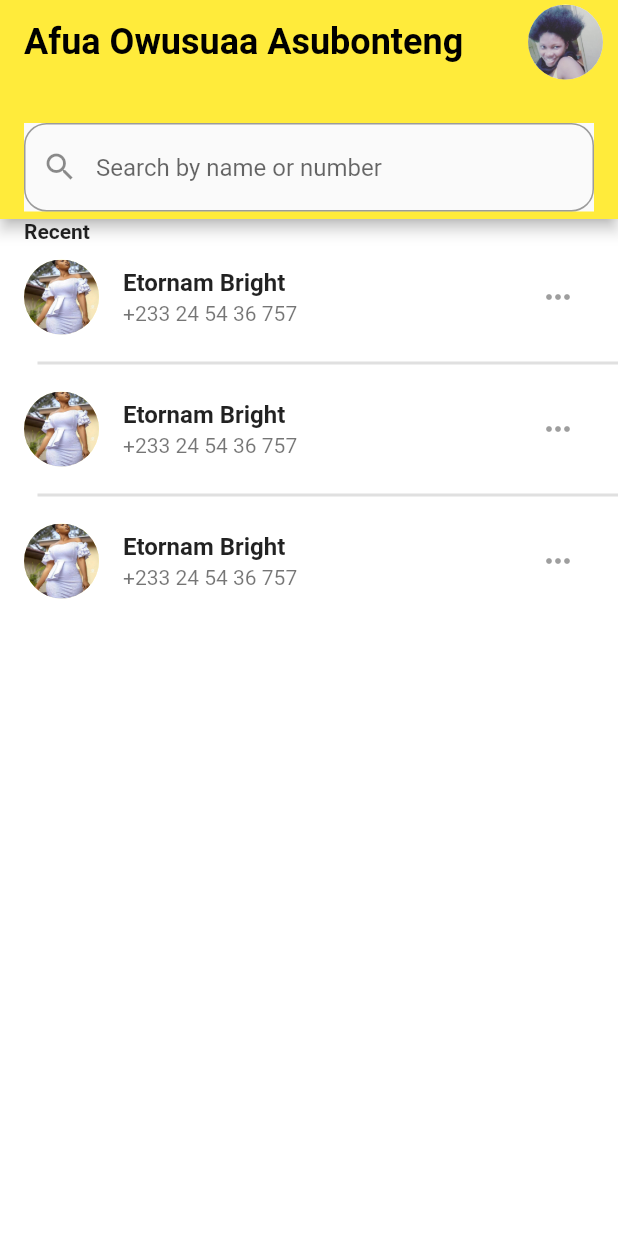
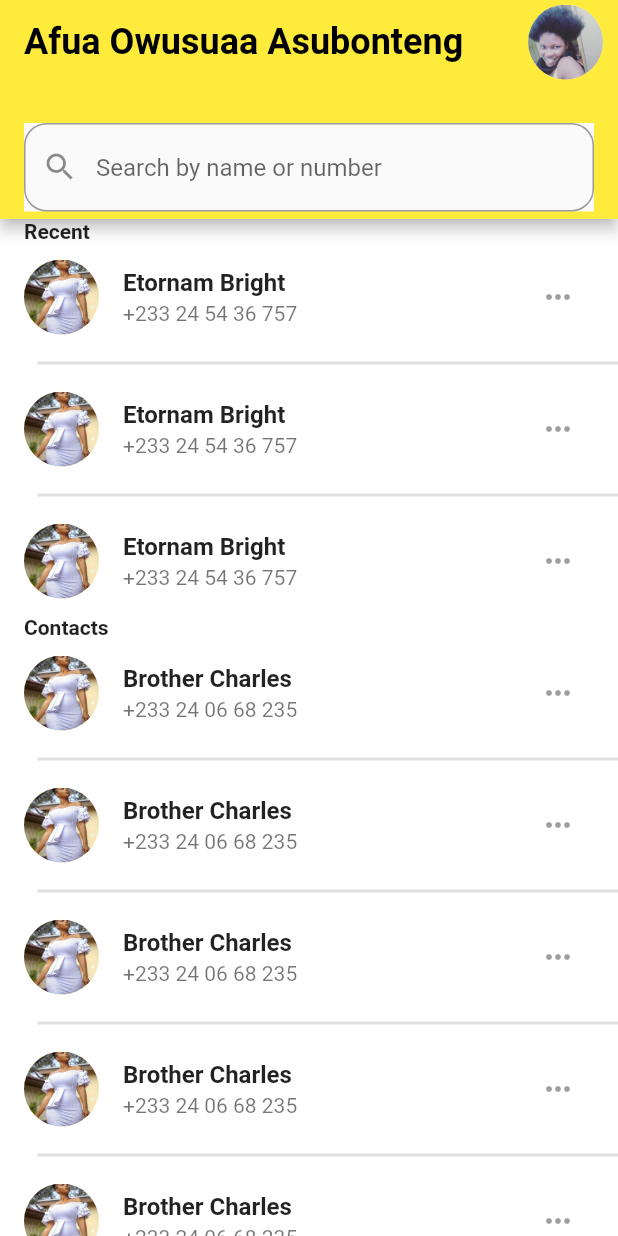
Before and after one commit to Efya1/contactappversion2, a Flutter app: the screen it shows after launch, on a phone screen of 412 x 824 dp. Run offline on Flutter 3.47's test engine with Material 2 defaults, Android fonts, the phone set to English and light mode, and no system bars.

```diff
--- a/lib/home_view.dart
+++ b/lib/home_view.dart
@@ -171,7 +171,51 @@ preferredSize: const Size.fromHeight(90),
                   );
                 },
                 itemCount: 3),
-
+              const Padding(
+              padding: EdgeInsets.symmetric(horizontal: 16),
+              child: Text(
+                'Contacts',
+                style: TextStyle(fontSize: 14, fontWeight: FontWeight.w600),
+              ),
+            ),
+            ListView.separated(
+                controller: _scrollController,
+                shrinkWrap: true,
+                itemBuilder: (context, index) {
+                  return  ListTile(
+                     onTap: () {
+                      Navigator.push(context,
+                          MaterialPageRoute(builder: (context) {
+                        return ContactDetailsView(
+                            contact: Contact(
+                                country: 'Ghana',
+                                email: 'bright@ghanatechlab.com',
+                                name: 'Brother Charles',
+                                phone: '+233 24 540668235',
+                                region: 'Greater Accra'));
+                      }));
+                     },
+                    leading: const  CircleAvatar(
+                      radius: 25,
+                      backgroundImage: AssetImage('assets/person_1.jpg'),
+                    ),
+                    title: const  Text(
+                      'Brother Charles',
+                      style:
+                          TextStyle(fontSize: 16, fontWeight: FontWeight.w600),
+                    ),
+                    subtitle: const  Text('+233 24 06 68 235 '),
+                    trailing: const IconButton(
+                        onPressed: null, icon: Icon(Icons.more_horiz)),
+                  );
+                },
+                separatorBuilder: (context, index) {
+                  return const Divider(
+                    indent: 25,
+                    thickness: 2,
+                  );
+                },
+                itemCount: 5),
           ],
         ),
       ),
```
